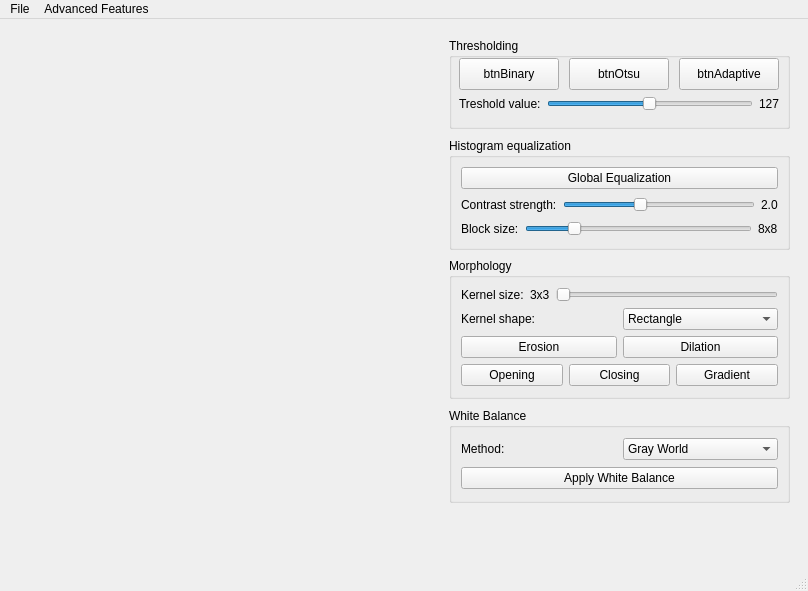
The window that src/mainwindow.ui (arcreane/opencv-project-erasmus-team) describes before a commit, drawn with Qt 5.
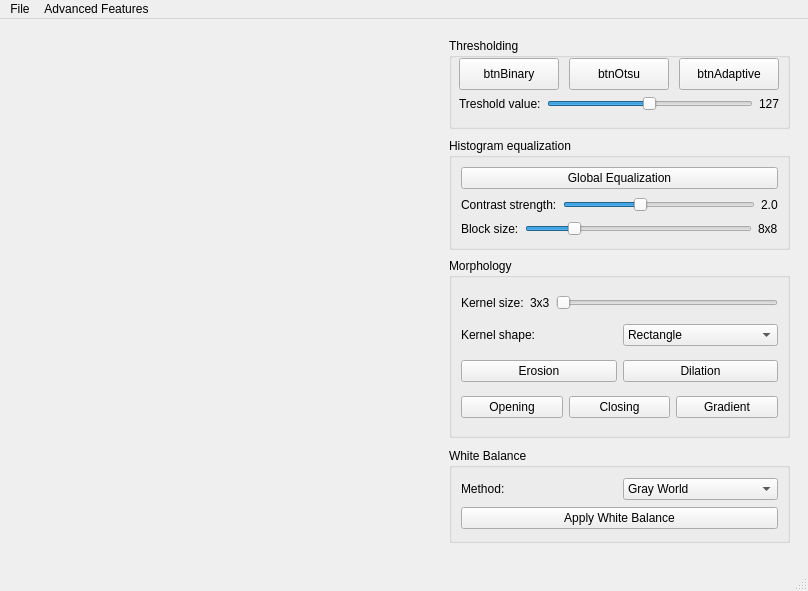
The same window after the commit.

Commit message: fix: adjust morphology and white balance group geometries to prevent overlap

Patch:
```diff
--- a/src/mainwindow.ui
+++ b/src/mainwindow.ui
@@ -244,7 +244,7 @@
          <x>20</x>
          <y>230</y>
          <width>341</width>
-         <height>141</height>
+         <height>180</height>
         </rect>
        </property>
        <property name="title">
@@ -361,7 +361,7 @@
        <property name="geometry">
         <rect>
          <x>20</x>
-         <y>380</y>
+         <y>420</y>
          <width>341</width>
          <height>95</height>
         </rect>
```
